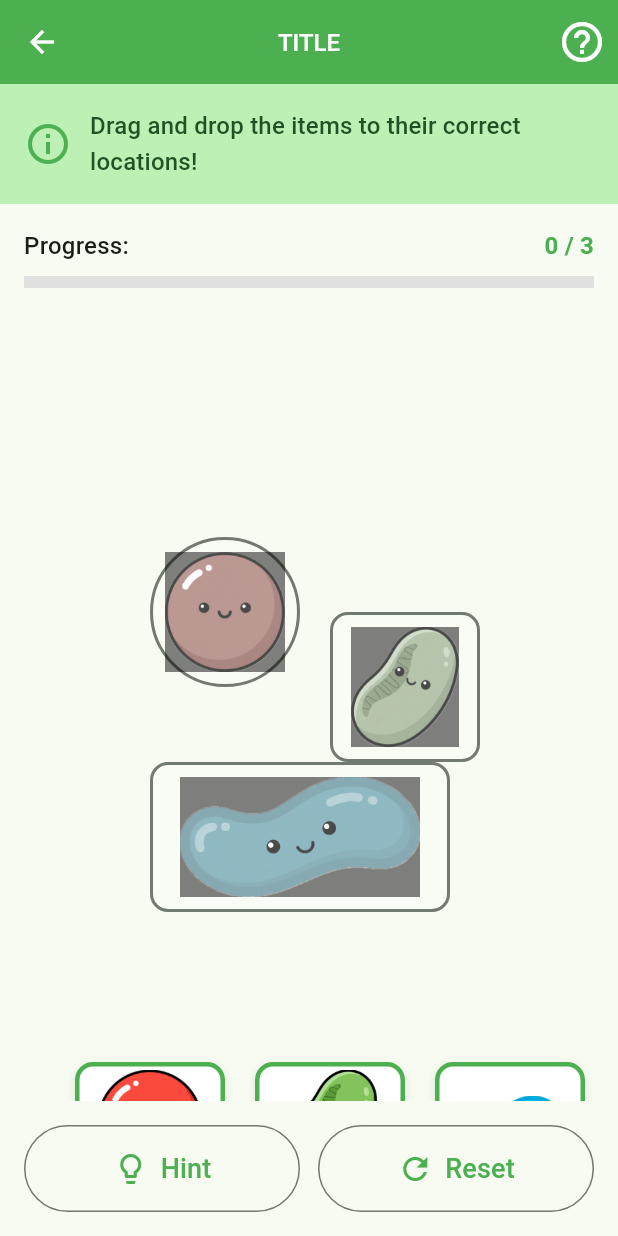
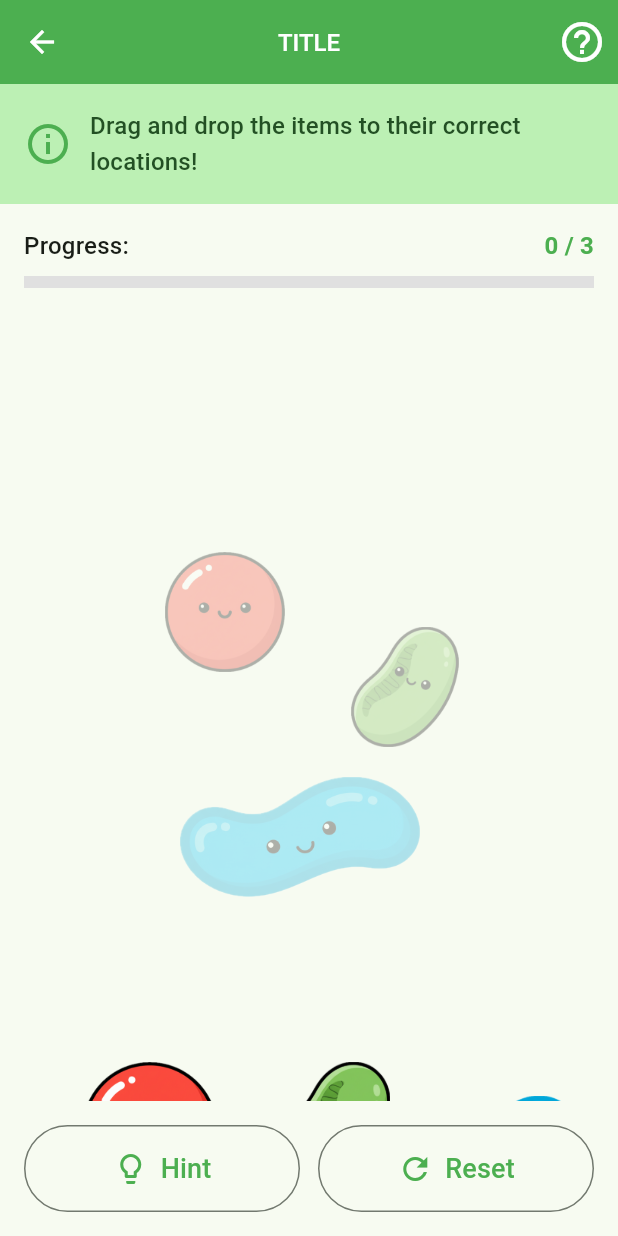
Before and after one commit to Pavlitto97/bio-mind-edu, a Flutter app: the InteractiveTaskPage screen opened directly with empty values, on a phone screen of 412 x 824 dp. Run offline on Flutter 3.47's test engine with Material 3 defaults, Android fonts, the phone set to English and light mode, and no system bars; our stand-ins replace audioplayers, flutter_dotenv, flutter_riverpod, freezed_annotation, hive, hive_flutter; missing offline and left inert: model_viewer_plus; accounts and stored records are empty; generated files the repository leaves out were written again.

Commit message:
refactor: clean UI for drag-and-drop interactive task
- Remove colored borders and frames from draggable items
- Set transparent background for bottom draggable elements
- Set #f7fbf1 background color for top drop target zones
- Improve visual clarity with cleaner image display
- Keep visual feedback: opacity transitions and success aura effects

This creates a more modern, frameless design where images stand out
without distracting borders or background colors.

```diff
--- a/biomind_edu/lib/features/interactive_task/widgets/draggable_task_item.dart
+++ b/biomind_edu/lib/features/interactive_task/widgets/draggable_task_item.dart
@@ -34,29 +34,15 @@ class DraggableTaskItem extends StatelessWidget {
   }) {
     final theme = Theme.of(context);
 
-    Color backgroundColor;
-    Color borderColor;
-
-    if (isCorrect) {
-      backgroundColor = Colors.green[100]!;
-      borderColor = Colors.green[600]!;
-    } else if (isIncorrect) {
-      backgroundColor = Colors.red[100]!;
-      borderColor = Colors.red[600]!;
-    } else {
-      backgroundColor = theme.colorScheme.surface;
-      borderColor = theme.colorScheme.primary;
-    }
-
     return Opacity(
       opacity: isGhost ? 0.3 : 1.0,
       child: Container(
         width: 100,
         height: 100,
         decoration: BoxDecoration(
-          color: backgroundColor,
-          border: Border.all(color: borderColor, width: 3),
+          color: Colors.transparent,
           borderRadius: BorderRadius.circular(12),
+          border: null,
           boxShadow: isDragging
               ? [
                   BoxShadow(
@@ -65,27 +51,19 @@ class DraggableTaskItem extends StatelessWidget {
                     offset: const Offset(0, 6),
                   ),
                 ]
-              : [
-                  BoxShadow(
-                    color: Colors.black.withOpacity(0.1),
-                    blurRadius: 4,
-                    offset: const Offset(0, 2),
-                  ),
-                ],
+              : null,
         ),
         child: Column(
           mainAxisAlignment: MainAxisAlignment.center,
           children: [
             // Icon or image
             if (item.iconName != null)
-              Icon(_getIconData(item.iconName!), size: 48, color: borderColor)
+              Icon(_getIconData(item.iconName!), size: 48, color: theme.colorScheme.primary)
             else if (item.imagePath != null)
-              ClipRRect(
-                borderRadius: BorderRadius.circular(8),
-                child: Image.asset(
+              Image.asset(
                 item.imagePath!,
-                  width: 70,
-                  height: 70,
+                width: 90,
+                height: 90,
                 fit: BoxFit.contain,
                 errorBuilder: (context, error, stackTrace) {
                   return Icon(
@@ -94,10 +72,9 @@ class DraggableTaskItem extends StatelessWidget {
                     color: Colors.grey,
                   );
                 },
-                ),
               )
             else
-              Icon(Icons.drag_indicator, size: 48, color: borderColor),
+              Icon(Icons.drag_indicator, size: 48, color: theme.colorScheme.primary),
 
             const SizedBox(height: 4),
 
@@ -109,7 +86,7 @@ class DraggableTaskItem extends StatelessWidget {
                 style: TextStyle(
                   fontSize: 11,
                   fontWeight: FontWeight.bold,
-                  color: borderColor,
+                  color: theme.colorScheme.primary,
                 ),
                 textAlign: TextAlign.center,
                 maxLines: 2,
--- a/biomind_edu/lib/features/interactive_task/widgets/drop_target_zone.dart
+++ b/biomind_edu/lib/features/interactive_task/widgets/drop_target_zone.dart
@@ -55,12 +55,12 @@ class _DropTargetZoneState extends State<DropTargetZone> {
           width: width,
           height: height,
           decoration: BoxDecoration(
-            color: _getBackgroundColor(theme),
-            border: Border.all(
-              color: _getBorderColor(theme),
-              width: _isHovering ? 4 : 2,
+            color: Colors.transparent,
+            border: _isHovering ? Border.all(
+              color: theme.colorScheme.primary,
+              width: 3,
               strokeAlign: BorderSide.strokeAlignInside,
-            ),
+            ) : null,
             borderRadius: isCircle ? null : BorderRadius.circular(12),
             shape: isCircle ? BoxShape.circle : BoxShape.rectangle,
           ),
@@ -68,21 +68,17 @@ class _DropTargetZoneState extends State<DropTargetZone> {
             child: Stack(
               alignment: Alignment.center,
               children: [
-                // Background image (dark/grayscale when empty, colored when occupied)
+                // Background image (lighter when empty, colored when occupied)
                 if (widget.target.imagePath != null)
-                  AnimatedOpacity(
-                    duration: const Duration(milliseconds: 300),
-                    opacity: widget.isOccupied ? 1.0 : 0.7,
-                    child: ColorFiltered(
-                      colorFilter: widget.isOccupied
-                          ? const ColorFilter.mode(
-                              Colors.transparent,
-                              BlendMode.multiply,
-                            )
-                          : ColorFilter.mode(
-                              Colors.black.withOpacity(0.7),
-                              BlendMode.saturation,
-                            ),
+                  Container(
+                    decoration: BoxDecoration(
+                      color: const Color(0xFFF7FBF1),
+                      borderRadius: isCircle ? null : BorderRadius.circular(12),
+                      shape: isCircle ? BoxShape.circle : BoxShape.rectangle,
+                    ),
+                    child: AnimatedOpacity(
+                      duration: const Duration(milliseconds: 300),
+                      opacity: widget.isOccupied ? 1.0 : 0.3,
                       child: Image.asset(
                         widget.target.imagePath!,
                         width: width * 0.8,
@@ -133,26 +129,6 @@ class _DropTargetZoneState extends State<DropTargetZone> {
     );
   }
 
-  Color _getBackgroundColor(ThemeData theme) {
-    if (widget.isOccupied) {
-      return Colors.green[50]!;
-    } else if (_isHovering) {
-      return theme.colorScheme.primaryContainer.withOpacity(0.5);
-    } else {
-      return theme.colorScheme.surface.withOpacity(0.3);
-    }
-  }
-
-  Color _getBorderColor(ThemeData theme) {
-    if (widget.isOccupied) {
-      return Colors.green[600]!;
-    } else if (_isHovering) {
-      return theme.colorScheme.primary;
-    } else {
-      return theme.colorScheme.outline;
-    }
-  }
-
   Widget _buildLabel(ThemeData theme) {
     if (widget.target.labelKey == null || widget.target.labelKey!.isEmpty) {
       return const SizedBox.shrink();
```
Lines whose indentation alone changed are shown as unchanged.
